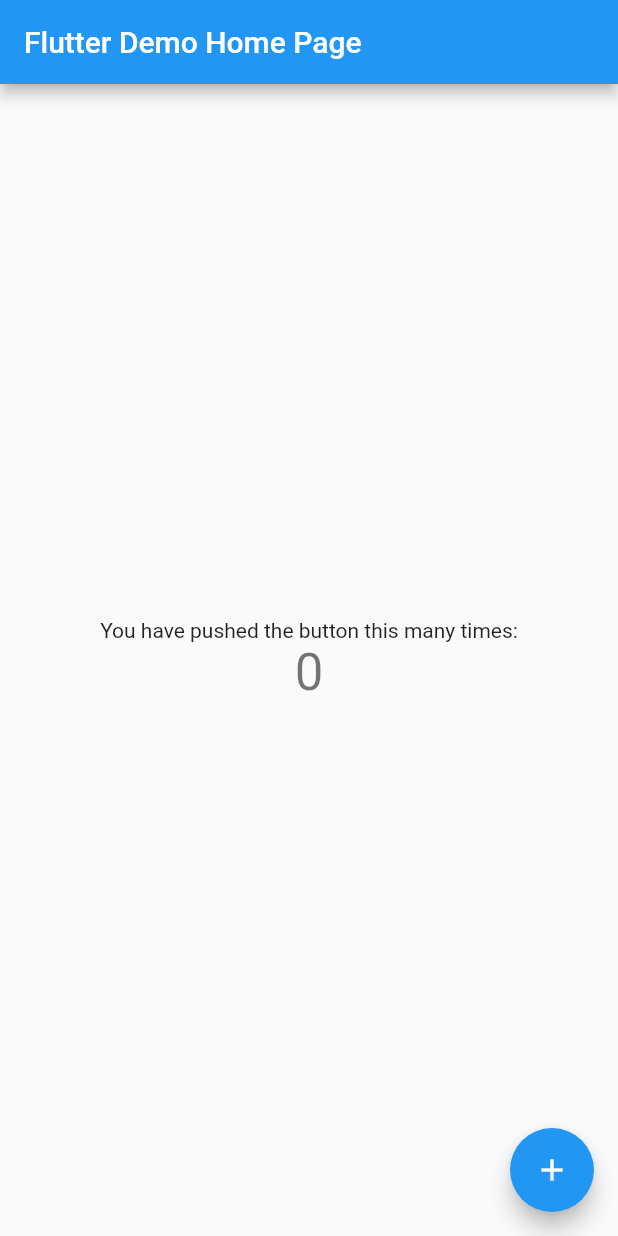
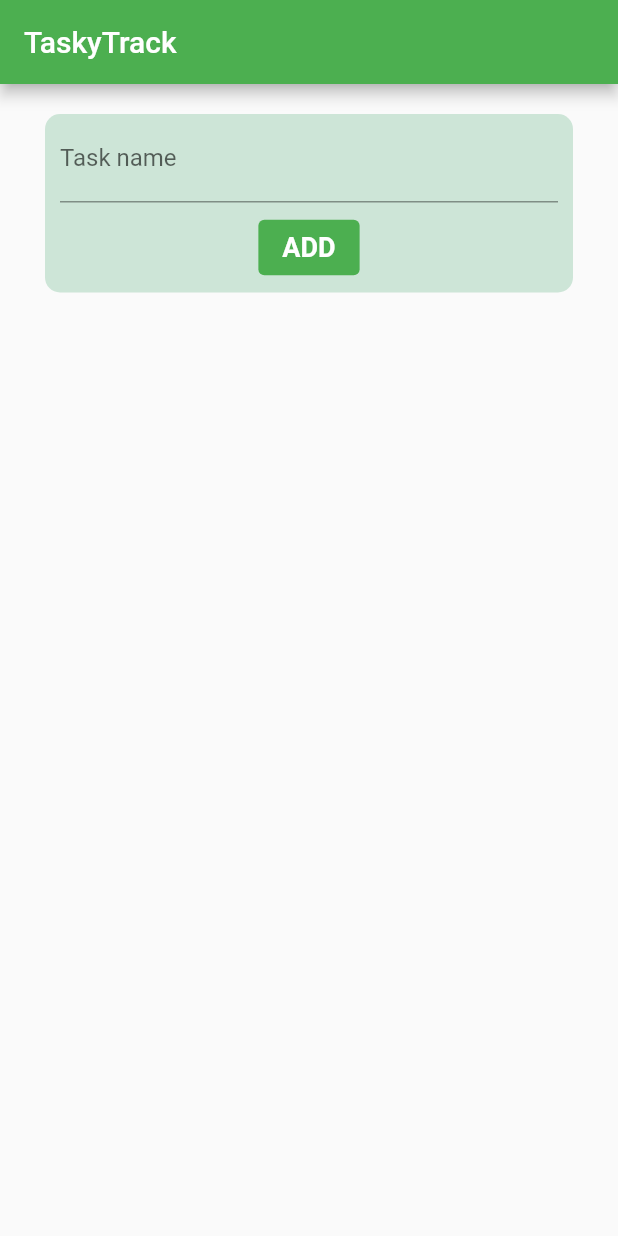
Before and after one commit to gal0wsky/TaskyTrack, a Flutter app: the screen it shows after launch, on a phone screen of 412 x 824 dp. Run offline on Flutter 3.47's test engine with Material 2 defaults, Android fonts, the phone set to English and light mode, and no system bars; our stand-ins replace flutter_riverpod, flutter_secure_storage, freezed_annotation, hooks_riverpod.

Commit message:
App almost finished #sprint --> 20.03.2023

```diff
--- /dev/null
+++ b/lib/core/presentation/app_widget.dart
@@ -0,0 +1,107 @@
+import 'package:flutter/material.dart';
+import 'package:hooks_riverpod/hooks_riverpod.dart';
+import 'package:tasky_track/tasks/core/presentation/providers.dart';
+
+import '../../tasks/presentation/task_list_view.dart';
+
+final initializationProvider = FutureProvider<void>((ref) async {
+  final tasksProvider = ref.read(taskProvider.notifier);
+  // await tasksProvider.deleteTasksFromStorageAsync();
+  await tasksProvider.loadTasksFromStorageAsync();
+});
+
+class AppWidget extends ConsumerWidget {
+  AppWidget({super.key});
+
+  final inputFormController = TextEditingController(text: "");
+
+  @override
+  Widget build(BuildContext context, WidgetRef ref) {
+    ref.listen(initializationProvider, (prev, _) {});
+
+    final taskName = ref.watch(taskNameProvider);
+
+    return Scaffold(
+      appBar: AppBar(
+        title: const Text("TaskyTrack"),
+        backgroundColor: Colors.green,
+      ),
+      body: Container(
+        padding: const EdgeInsets.symmetric(horizontal: 10),
+        child: Column(
+          children: [
+            Container(
+              margin:
+                  const EdgeInsets.symmetric(vertical: 20.0, horizontal: 20),
+              decoration: const BoxDecoration(
+                  color: Color.fromARGB(255, 205, 229, 215),
+                  borderRadius: BorderRadius.all(Radius.circular(10))),
+              child: Column(
+                children: [
+                  Container(
+                    padding: const EdgeInsets.symmetric(horizontal: 10),
+                    child: TextFormField(
+                      controller: inputFormController,
+                      keyboardType: TextInputType.text,
+                      decoration: const InputDecoration(
+                        labelText: "Task name",
+                      ),
+                      onChanged: (newValue) {
+                        ref
+                            .read(taskNameProvider.notifier)
+                            .setTaskName(newValue);
+                      },
+                    ),
+                  ),
+                  Container(
+                    margin: const EdgeInsets.symmetric(vertical: 6),
+                    child: TextButton(
+                      onPressed: () async {
+                        final taskCreated = await ref
+                            .read(taskProvider.notifier)
+                            .addNewTask(taskName.name!);
+
+                        if (!taskCreated) {
+                          showDialog(
+                              context: context,
+                              builder: (context) => AlertDialog(
+                                      title: const Text("Invalid title"),
+                                      content: const Text(
+                                          "Please enter valid task title"),
+                                      actions: [
+                                        TextButton(
+                                          onPressed: () {
+                                            Navigator.pop(context);
+                                          },
+                                          child: const Text("OK"),
+                                        ),
+                                      ]));
+                        } else {
+                          ref.read(taskNameProvider.notifier).clearTaskName();
+                          inputFormController.clear();
+                        }
+                      },
+                      style: const ButtonStyle(
+                        padding: MaterialStatePropertyAll(
+                            EdgeInsets.symmetric(horizontal: 16, vertical: 8)),
+                        backgroundColor: MaterialStatePropertyAll(Colors.green),
+                      ),
+                      child: const Text(
+                        "ADD",
+                        style: TextStyle(
+                            color: Colors.white,
+                            fontWeight: FontWeight.bold,
+                            fontSize: 18),
+                      ),
+                    ),
+                  ),
+                ],
+              ),
+            ),
+            const TasksListView(),
+          ],
+        ),
+      ),
+    );
+  }
+}
--- a/lib/main.dart
+++ b/lib/main.dart
@@ -1,115 +1,19 @@
 import 'package:flutter/material.dart';
+import 'package:flutter_riverpod/flutter_riverpod.dart';
+import 'core/presentation/app_widget.dart';
 
-void main() {
-  runApp(const MyApp());
-}
+void main() => runApp(const MyApp());
 
 class MyApp extends StatelessWidget {
   const MyApp({super.key});
 
-  // This widget is the root of your application.
   @override
   Widget build(BuildContext context) {
-    return MaterialApp(
-      title: 'Flutter Demo',
-      theme: ThemeData(
-        // This is the theme of your application.
-        //
-        // Try running your application with "flutter run". You'll see the
-        // application has a blue toolbar. Then, without quitting the app, try
-        // changing the primarySwatch below to Colors.green and then invoke
-        // "hot reload" (press "r" in the console where you ran "flutter run",
-        // or simply save your changes to "hot reload" in a Flutter IDE).
-        // Notice that the counter didn't reset back to zero; the application
-        // is not restarted.
-        primarySwatch: Colors.blue,
+    return ProviderScope(
+      child: MaterialApp(
+        title: 'TaskyTrack',
+        home: AppWidget(),
       ),
-      home: const MyHomePage(title: 'Flutter Demo Home Page'),
     );
   }
 }
-
-class MyHomePage extends StatefulWidget {
-  const MyHomePage({super.key, required this.title});
-
-  // This widget is the home page of your application. It is stateful, meaning
-  // that it has a State object (defined below) that contains fields that affect
-  // how it looks.
-
-  // This class is the configuration for the state. It holds the values (in this
-  // case the title) provided by the parent (in this case the App widget) and
-  // used by the build method of the State. Fields in a Widget subclass are
-  // always marked "final".
-
-  final String title;
-
-  @override
-  State<MyHomePage> createState() => _MyHomePageState();
-}
-
-class _MyHomePageState extends State<MyHomePage> {
-  int _counter = 0;
-
-  void _incrementCounter() {
-    setState(() {
-      // This call to setState tells the Flutter framework that something has
-      // changed in this State, which causes it to rerun the build method below
-      // so that the display can reflect the updated values. If we changed
-      // _counter without calling setState(), then the build method would not be
-      // called again, and so nothing would appear to happen.
-      _counter++;
-    });
-  }
-
-  @override
-  Widget build(BuildContext context) {
-    // This method is rerun every time setState is called, for instance as done
-    // by the _incrementCounter method above.
-    //
-    // The Flutter framework has been optimized to make rerunning build methods
-    // fast, so that you can just rebuild anything that needs updating rather
-    // than having to individually change instances of widgets.
-    return Scaffold(
-      appBar: AppBar(
-        // Here we take the value from the MyHomePage object that was created by
-        // the App.build method, and use it to set our appbar title.
-        title: Text(widget.title),
-      ),
-      body: Center(
-        // Center is a layout widget. It takes a single child and positions it
-        // in the middle of the parent.
-        child: Column(
-          // Column is also a layout widget. It takes a list of children and
-          // arranges them vertically. By default, it sizes itself to fit its
-          // children horizontally, and tries to be as tall as its parent.
-          //
-          // Invoke "debug painting" (press "p" in the console, choose the
-          // "Toggle Debug Paint" action from the Flutter Inspector in Android
-          // Studio, or the "Toggle Debug Paint" command in Visual Studio Code)
-          // to see the wireframe for each widget.
-          //
-          // Column has various properties to control how it sizes itself and
-          // how it positions its children. Here we use mainAxisAlignment to
-          // center the children vertically; the main axis here is the vertical
-          // axis because Columns are vertical (the cross axis would be
-          // horizontal).
-          mainAxisAlignment: MainAxisAlignment.center,
-          children: <Widget>[
-            const Text(
-              'You have pushed the button this many times:',
-            ),
-            Text(
-              '$_counter',
-              style: Theme.of(context).textTheme.headlineMedium,
-            ),
-          ],
-        ),
-      ),
-      floatingActionButton: FloatingActionButton(
-        onPressed: _incrementCounter,
-        tooltip: 'Increment',
-        child: const Icon(Icons.add),
-      ), // This trailing comma makes auto-formatting nicer for build methods.
-    );
-  }
-}
--- /dev/null
+++ b/lib/tasks/application/task_name_state_notifier.dart
@@ -0,0 +1,22 @@
+import 'package:flutter_riverpod/flutter_riverpod.dart';
+import 'package:freezed_annotation/freezed_annotation.dart';
+
+part 'task_name_state_notifier.freezed.dart';
+
+@freezed
+class TaskNameState with _$TaskNameState {
+  const TaskNameState._();
+  const factory TaskNameState({@Default("") String? name}) = _TaskNameState;
+}
+
+class TaskNameStateNotifier extends StateNotifier<TaskNameState> {
+  TaskNameStateNotifier() : super(const TaskNameState());
+
+  void setTaskName(String newName) {
+    state = state.copyWith(name: newName);
+  }
+
+  void clearTaskName() {
+    state = state.copyWith(name: "");
+  }
+}
--- /dev/null
+++ b/lib/tasks/core/presentation/providers.dart
@@ -0,0 +1,11 @@
+import 'package:flutter_riverpod/flutter_riverpod.dart';
+import 'package:tasky_track/tasks/application/task_name_state_notifier.dart';
+
+import '../../application/task_state_notifier.dart';
+
+final taskProvider = StateNotifierProvider<TaskStateNotifier, List<TaskState>>(
+    (ref) => TaskStateNotifier());
+
+final taskNameProvider =
+    StateNotifierProvider<TaskNameStateNotifier, TaskNameState>(
+        (ref) => TaskNameStateNotifier());
```
Also changed, not shown: lib/tasks/application/task_state_notifier.dart (added, +96 -0 lines), lib/tasks/presentation/task_list_view.dart (added, +28 -0 lines), lib/tasks/presentation/task_view.dart (added, +54 -0 lines), pubspec.yaml (+13 -73 lines), lib/tasks/application/task_name_state_notifier.freezed.dart (added), lib/tasks/application/task_state_notifier.freezed.dart (added), pubspec.lock, 7 other files.
